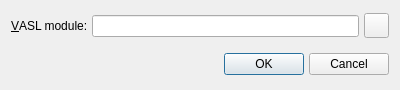
The window that vasl_templates/ui/server_settings.ui (pacman-ghost/vasl-templates) describes before a commit, drawn with Qt 5.
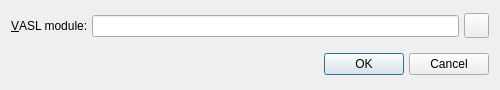
The same window after the commit.

The edit to the form file:
```diff
--- a/vasl_templates/ui/server_settings.ui
+++ b/vasl_templates/ui/server_settings.ui
@@ -9,7 +9,7 @@
    <rect>
     <x>0</x>
     <y>0</y>
-    <width>400</width>
+    <width>500</width>
     <height>90</height>
    </rect>
   </property>
```
